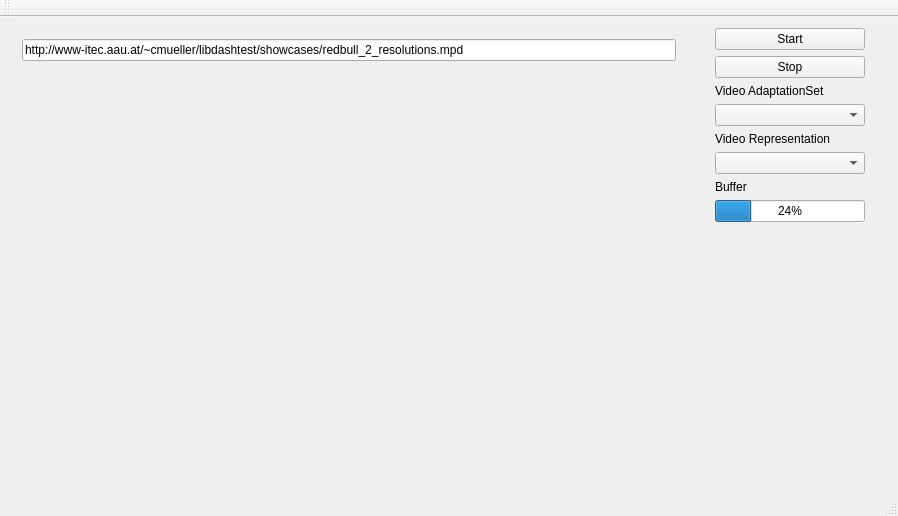
bitmovin/libdash, file libdash/qtsampleplayer/qtsampleplayer.ui: the form before one commit.
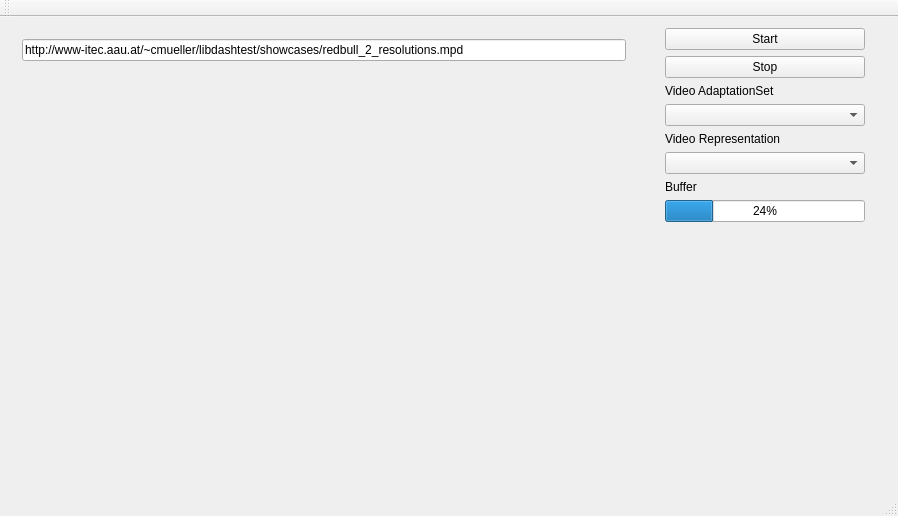
The form after the commit.

Patch:
```diff
--- a/libdash/qtsampleplayer/qtsampleplayer.ui
+++ b/libdash/qtsampleplayer/qtsampleplayer.ui
@@ -110,7 +110,7 @@
            <widget class="QComboBox" name="cb_video_representation">
             <property name="minimumSize">
              <size>
-              <width>150</width>
+              <width>200</width>
               <height>0</height>
              </size>
             </property>
```
